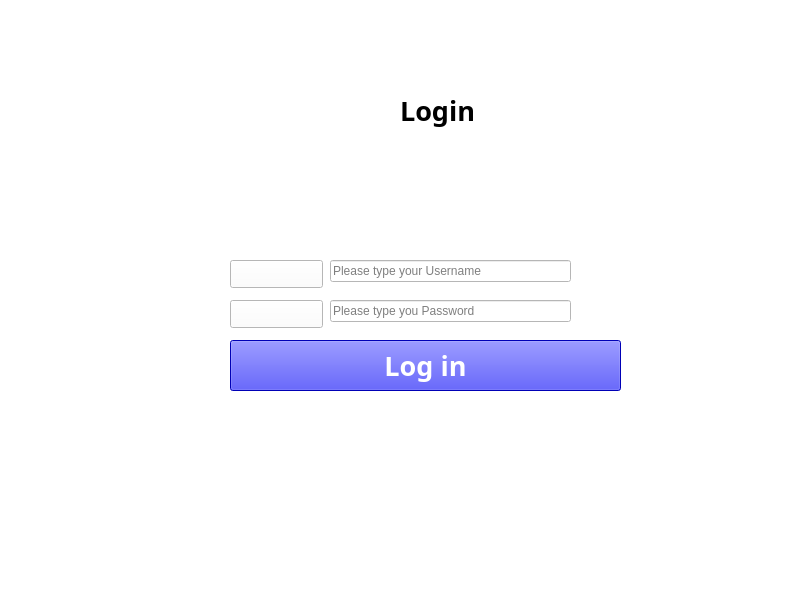
Old version of the form UI-GiaoDien/Login.ui in the repository Trithinh11/PTA06-SanPham.
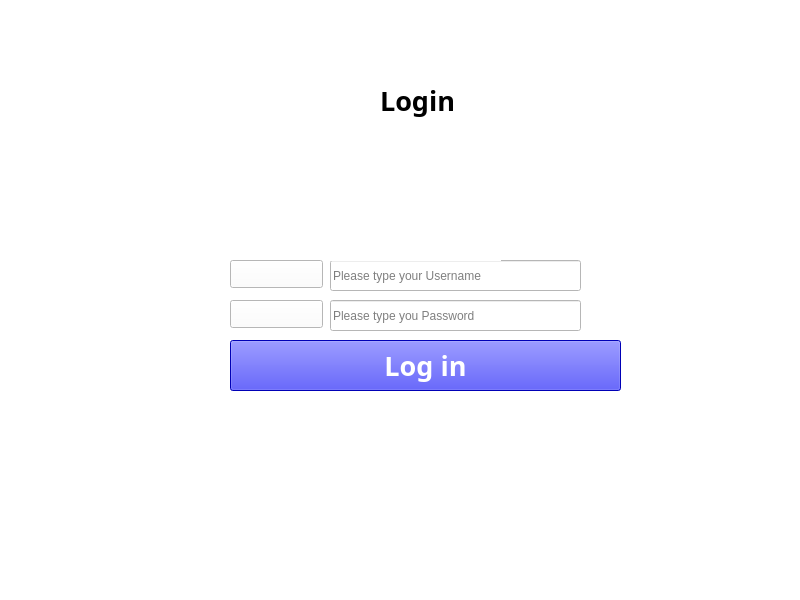
New version of the form. Icons and pictures are not drawn.

Commit message: tuần 5

Diff of the .ui file:
```diff
--- a/UI-GiaoDien/Login.ui
+++ b/UI-GiaoDien/Login.ui
@@ -22,8 +22,8 @@
      <rect>
       <x>330</x>
       <y>260</y>
-      <width>241</width>
-      <height>22</height>
+      <width>251</width>
+      <height>31</height>
      </rect>
     </property>
     <property name="text">
@@ -38,10 +38,13 @@
      <rect>
       <x>330</x>
       <y>300</y>
-      <width>241</width>
-      <height>22</height>
+      <width>251</width>
+      <height>31</height>
      </rect>
     </property>
+    <property name="echoMode">
+     <enum>QLineEdit::Password</enum>
+    </property>
     <property name="placeholderText">
      <string>Please type you Password</string>
     </property>
@@ -73,8 +76,8 @@
    <widget class="QLabel" name="label">
     <property name="geometry">
      <rect>
-      <x>400</x>
-      <y>80</y>
+      <x>380</x>
+      <y>70</y>
       <width>101</width>
       <height>61</height>
      </rect>
@@ -128,10 +131,10 @@
    <widget class="QLabel" name="label_2">
     <property name="geometry">
      <rect>
-      <x>350</x>
-      <y>140</y>
+      <x>330</x>
+      <y>130</y>
       <width>171</width>
-      <height>111</height>
+      <height>131</height>
      </rect>
     </property>
     <property name="text">
```
The commit also changes 2 other files.
